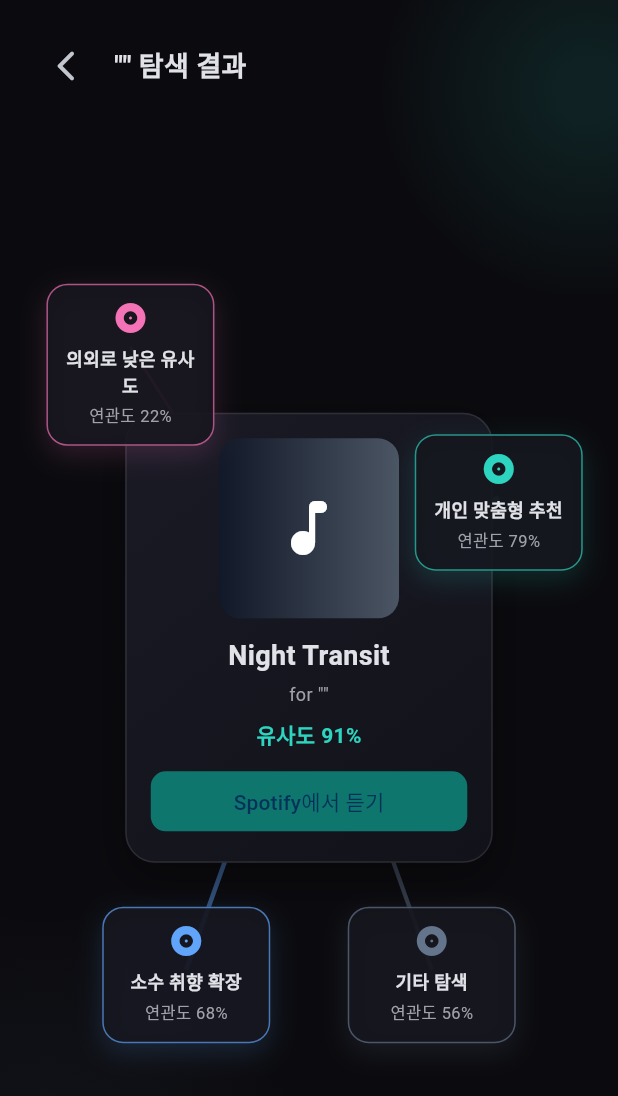
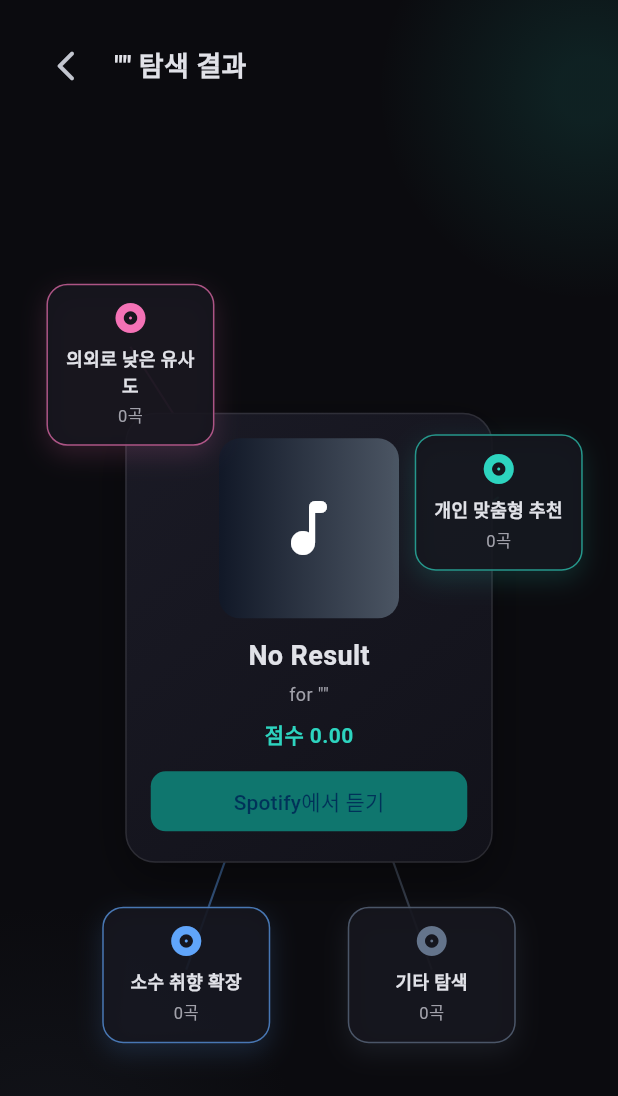
Before and after one commit to Capstone-sixsense/KH-Hackathon, a Flutter app: the ResultScreen screen opened directly with empty values, on a phone screen of 412 x 824 dp. Shown: the top 1096 px of the screen. Run offline on Flutter 3.47's test engine with Material 3 defaults, Android fonts, the phone set to English and light mode, and no system bars; Roboto replaces fonts that are missing (Nunito).

Commit message:
feat(frontend): bind recommendation response to result screen
결과 화면 메인 카드와 노드 정보를 목업 대신 API 응답 데이터로 표시하도록 반영했습니다.

```diff
--- a/frontend/lib/screens/result_screen.dart
+++ b/frontend/lib/screens/result_screen.dart
@@ -1,17 +1,27 @@
 import 'package:flutter/material.dart';
+import 'package:khuthon/models/recommendation_models.dart';
 
 class ResultScreen extends StatelessWidget {
-  const ResultScreen({super.key, required this.keyword});
+  const ResultScreen({super.key, required this.keyword, required this.response});
 
   final String keyword;
+  final RecommendResponse response;
 
   @override
   Widget build(BuildContext context) {
-    const groups = [
-      _NodeData('의외로 낮은 유사도', 0.22, Offset(0.18, 0.20), Color(0xFFF472B6)),
-      _NodeData('개인 맞춤형 추천', 0.79, Offset(0.84, 0.34), Color(0xFF2DD4BF)),
-      _NodeData('기타 탐색', 0.56, Offset(0.72, 0.78), Color(0xFF64748B)),
-      _NodeData('소수 취향 확장', 0.68, Offset(0.28, 0.78), Color(0xFF60A5FA)),
+    final allTracks = <TrackRecommendation>[
+      ...response.similar,
+      ...response.reverse,
+      ...response.opposite,
+    ];
+    final mainTrack = allTracks.isNotEmpty
+        ? (allTracks..sort((a, b) => (b.reverseScore ?? 0).compareTo(a.reverseScore ?? 0))).first
+        : null;
+    final groups = [
+      _NodeData('의외로 낮은 유사도', response.reverse.length.toDouble(), const Offset(0.18, 0.20), const Color(0xFFF472B6)),
+      _NodeData('개인 맞춤형 추천', response.similar.length.toDouble(), const Offset(0.84, 0.34), const Color(0xFF2DD4BF)),
+      _NodeData('기타 탐색', response.opposite.length.toDouble(), const Offset(0.72, 0.78), const Color(0xFF64748B)),
+      _NodeData('소수 취향 확장', allTracks.length.toDouble(), const Offset(0.28, 0.78), const Color(0xFF60A5FA)),
     ];
 
     return Scaffold(
@@ -61,7 +71,7 @@ class ResultScreen extends StatelessWidget {
                             ),
                             Align(
                               alignment: const Alignment(0, -0.1),
-                              child: _MainTrackCard(keyword: keyword),
+                              child: _MainTrackCard(keyword: keyword, track: mainTrack),
                             ),
                             ...groups.map((node) {
                               return Positioned(
@@ -86,9 +96,10 @@ class ResultScreen extends StatelessWidget {
 }
 
 class _MainTrackCard extends StatelessWidget {
-  const _MainTrackCard({required this.keyword});
+  const _MainTrackCard({required this.keyword, required this.track});
 
   final String keyword;
+  final TrackRecommendation? track;
 
   @override
   Widget build(BuildContext context) {
@@ -108,22 +119,31 @@ class _MainTrackCard extends StatelessWidget {
       child: Column(
         mainAxisSize: MainAxisSize.min,
         children: [
-          Container(
-            width: 120,
-            height: 120,
-            decoration: BoxDecoration(
+          if ((track?.albumArtUrl ?? '').isNotEmpty)
+            ClipRRect(
               borderRadius: BorderRadius.circular(14),
-              gradient: const LinearGradient(colors: [Color(0xFF111827), Color(0xFF4B5563)]),
-            ),
-            alignment: Alignment.center,
-            child: const Icon(Icons.music_note_rounded, size: 48, color: Colors.white),
+              child: Image.network(
+                track!.albumArtUrl!,
+                width: 120,
+                height: 120,
+                fit: BoxFit.cover,
+                errorBuilder: (_, __, ___) => _fallbackArt(),
+              ),
+            )
+          else
+            _fallbackArt(),
+          const SizedBox(height: 12),
+          Text(track?.name ?? 'No Result', style: const TextStyle(fontSize: 18, fontWeight: FontWeight.w700)),
+          const SizedBox(height: 4),
+          Text(
+            track == null ? 'for "$keyword"' : '${track!.artist} · "$keyword"',
+            style: const TextStyle(color: Color(0xFFA1A1AA), fontSize: 12),
           ),
-          const SizedBox(height: 12),
-          const Text('Night Transit', style: TextStyle(fontSize: 18, fontWeight: FontWeight.w700)),
-          const SizedBox(height: 4),
-          Text('for "$keyword"', style: const TextStyle(color: Color(0xFFA1A1AA), fontSize: 12)),
           const SizedBox(height: 8),
-          const Text('유사도 91%', style: TextStyle(color: Color(0xFF2DD4BF), fontWeight: FontWeight.w600)),
+          Text(
+            '점수 ${(track?.reverseScore ?? track?.matchScore ?? 0).toStringAsFixed(2)}',
+            style: const TextStyle(color: Color(0xFF2DD4BF), fontWeight: FontWeight.w600),
+          ),
           const SizedBox(height: 10),
           SizedBox(
             width: double.infinity,
@@ -138,6 +158,19 @@ class _MainTrackCard extends StatelessWidget {
           ),
         ],
       ),
+    );
+  }
+
+  Widget _fallbackArt() {
+    return Container(
+      width: 120,
+      height: 120,
+      decoration: BoxDecoration(
+        borderRadius: BorderRadius.circular(14),
+        gradient: const LinearGradient(colors: [Color(0xFF111827), Color(0xFF4B5563)]),
+      ),
+      alignment: Alignment.center,
+      child: const Icon(Icons.music_note_rounded, size: 48, color: Colors.white),
     );
   }
 }
@@ -172,7 +205,7 @@ class _GroupNode extends StatelessWidget {
           ),
           const SizedBox(height: 4),
           Text(
-            '연관도 ${(node.score * 100).round()}%',
+            '${node.score.round()}곡',
             style: const TextStyle(fontSize: 11, color: Color(0xFFA1A1AA)),
           ),
         ],
```
